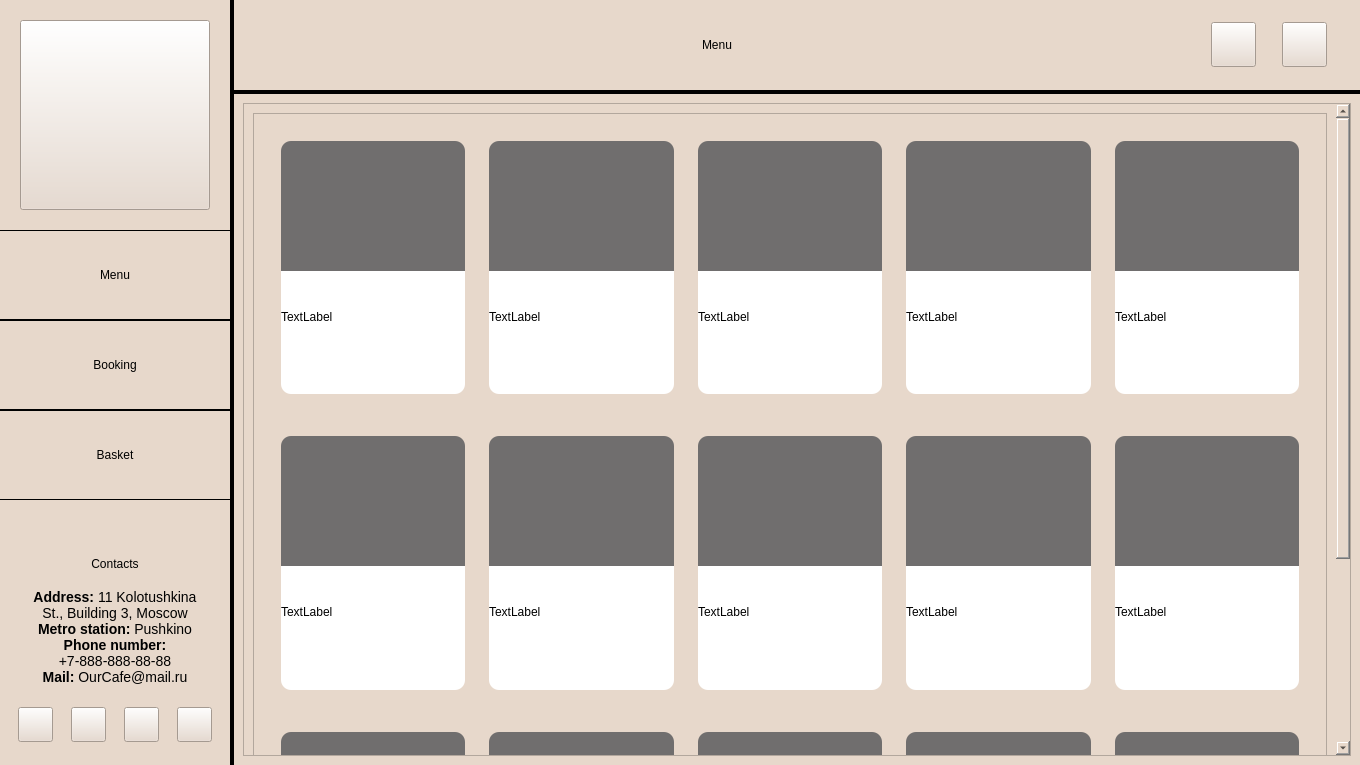
Before: the Qt Designer form application/menuwindow.ui in redm0unt/OurCafe, drawn with Qt 5.
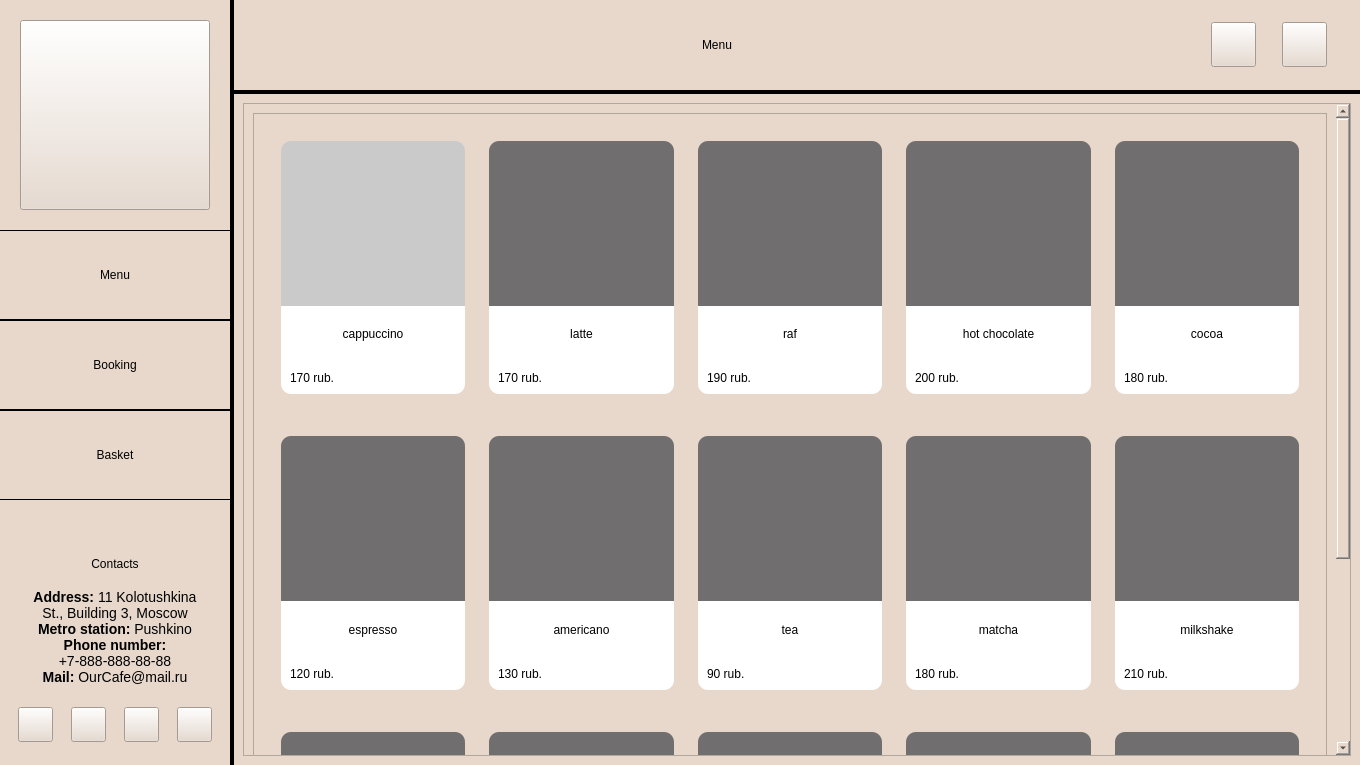
After: the same form once the commit is applied. Icons and pictures are not drawn.

Patch:
```diff
--- a/application/menuwindow.ui
+++ b/application/menuwindow.ui
@@ -923,11 +923,12 @@
                          <property name="minimumSize">
                           <size>
                            <width>0</width>
-                           <height>130</height>
+                           <height>165</height>
                           </size>
                          </property>
                          <property name="styleSheet">
-                          <string notr="true">background-color: rgb(112, 110, 110);
+                          <string notr="true">border-image: url(:/resources/resources/cappuccino.png);
+background-color: rgb(203,202,202);
 border-top-left-radius: 10px;
 border-top-right-radius: 10px;</string>
                          </property>
@@ -942,7 +943,10 @@
                           <string notr="true">background-color: rgb(255, 255, 255);</string>
                          </property>
                          <property name="text">
-                          <string>TextLabel</string>
+                          <string>cappuccino</string>
+                         </property>
+                         <property name="alignment">
+                          <set>Qt::AlignCenter</set>
                          </property>
                         </widget>
                        </item>
@@ -968,8 +972,15 @@
                          <layout class="QHBoxLayout" name="horizontalLayout_3">
                           <item>
                            <widget class="QLabel" name="space_3">
+                            <property name="styleSheet">
+                             <string notr="true">background-color: rgb(255, 255, 255);
+font: 600 9pt &quot;Segoe UI&quot;;</string>
+                            </property>
                             <property name="text">
-                             <string/>
+                             <string>170 rub.</string>
+                            </property>
+                            <property name="alignment">
+                             <set>Qt::AlignLeading|Qt::AlignLeft|Qt::AlignVCenter</set>
                             </property>
                            </widget>
                           </item>
@@ -1019,7 +1030,7 @@
                          <property name="minimumSize">
                           <size>
                            <width>0</width>
-                           <height>130</height>
+                           <height>165</height>
                           </size>
                          </property>
                          <property name="styleSheet">
@@ -1038,7 +1049,10 @@
                           <string notr="true">background-color: rgb(255, 255, 255);</string>
                          </property>
                          <property name="text">
-                          <string>TextLabel</string>
+                          <string>latte</string>
+                         </property>
+                         <property name="alignment">
+                          <set>Qt::AlignCenter</set>
                          </property>
                         </widget>
                        </item>
@@ -1064,8 +1078,15 @@
                          <layout class="QHBoxLayout" name="horizontalLayout_7">
                           <item>
                            <widget class="QLabel" name="space_7">
+                            <property name="styleSheet">
+                             <string notr="true">background-color: rgb(255, 255, 255);
+font: 600 9pt &quot;Segoe UI&quot;;</string>
+                            </property>
                             <property name="text">
-                             <string/>
+                             <string>170 rub.</string>
+                            </property>
+                            <property name="alignment">
+                             <set>Qt::AlignLeading|Qt::AlignLeft|Qt::AlignVCenter</set>
                             </property>
                            </widget>
                           </item>
@@ -1115,7 +1136,7 @@
                          <property name="minimumSize">
                           <size>
                            <width>0</width>
-                           <height>130</height>
+                           <height>165</height>
                           </size>
                          </property>
                          <property name="styleSheet">
@@ -1134,7 +1155,10 @@
                           <string notr="true">background-color: rgb(255, 255, 255);</string>
                          </property>
                          <property name="text">
-                          <string>TextLabel</string>
+                          <string>raf</string>
+                         </property>
+                         <property name="alignment">
+                          <set>Qt::AlignCenter</set>
                          </property>
                         </widget>
                        </item>
@@ -1160,8 +1184,15 @@
                          <layout class="QHBoxLayout" name="horizontalLayout_6">
                           <item>
                            <widget class="QLabel" name="space_6">
+                            <property name="styleSheet">
+                             <string notr="true">background-color: rgb(255, 255, 255);
+font: 600 9pt &quot;Segoe UI&quot;;</string>
+                            </property>
                             <property name="text">
-                             <string/>
+                             <string>190 rub.</string>
+                            </property>
+                            <property name="alignment">
+                             <set>Qt::AlignLeading|Qt::AlignLeft|Qt::AlignVCenter</set>
                             </property>
                            </widget>
                           </item>
@@ -1211,7 +1242,7 @@
                          <property name="minimumSize">
                           <size>
                            <width>0</width>
-                           <height>130</height>
+                           <height>165</height>
                           </size>
                          </property>
                          <property name="styleSheet">
@@ -1230,7 +1261,10 @@
                           <string notr="true">background-color: rgb(255, 255, 255);</string>
                          </property>
                          <property name="text">
-                          <string>TextLabel</string>
+                          <string>hot chocolate</string>
+                         </property>
+                         <property name="alignment">
+                          <set>Qt::AlignCenter</set>
                          </property>
                         </widget>
                        </item>
@@ -1256,8 +1290,15 @@
                          <layout class="QHBoxLayout" name="horizontalLayout_4">
                           <item>
                            <widget class="QLabel" name="space_4">
+                            <property name="styleSheet">
+                             <string notr="true">background-color: rgb(255, 255, 255);
+font: 600 9pt &quot;Segoe UI&quot;;</string>
+                            </property>
                             <property name="text">
-                             <string/>
+                             <string>200 rub.</string>
+                            </property>
+                            <property name="alignment">
+                             <set>Qt::AlignLeading|Qt::AlignLeft|Qt::AlignVCenter</set>
                             </property>
                            </widget>
                           </item>
@@ -1307,7 +1348,7 @@
                          <property name="minimumSize">
                           <size>
                            <width>0</width>
-                           <height>130</height>
+                           <height>165</height>
                           </size>
                          </property>
                          <property name="styleSheet">
@@ -1326,7 +1367,10 @@
                           <string notr="true">background-color: rgb(255, 255, 255);</string>
                          </property>
                          <property name="text">
-                          <string>TextLabel</string>
+                          <string>cocoa</string>
+                         </property>
+                         <property name="alignment">
+                          <set>Qt::AlignCenter</set>
                          </property>
                         </widget>
                        </item>
@@ -1352,8 +1396,15 @@
                          <layout class="QHBoxLayout" name="horizontalLayout_5">
                           <item>
                            <widget class="QLabel" name="space_5">
+                            <property name="styleSheet">
+                             <string notr="true">background-color: rgb(255, 255, 255);
+font: 600 9pt &quot;Segoe UI&quot;;</string>
+                            </property>
                             <property name="text">
-                             <string/>
+                             <string>180 rub.</string>
+                            </property>
+                            <property name="alignment">
+                             <set>Qt::AlignLeading|Qt::AlignLeft|Qt::AlignVCenter</set>
                             </property>
                            </widget>
                           </item>
@@ -1409,7 +1460,7 @@
                          <property name="minimumSize">
                           <size>
                            <width>0</width>
-                           <height>130</height>
+                           <height>165</height>
                           </size>
                          </property>
                          <property name="styleSheet">
@@ -1428,7 +1479,10 @@
                           <string notr="true">background-color: rgb(255, 255, 255);</string>
                          </property>
                          <property name="text">
-                          <string>TextLabel</string>
+                          <string>espresso</string>
+                         </property>
+                         <property name="alignment">
+                          <set>Qt::AlignCenter</set>
                          </property>
                         </widget>
                        </item>
@@ -1454,8 +1508,15 @@
                          <layout class="QHBoxLayout" name="horizontalLayout_8">
                           <item>
                            <widget class="QLabel" name="space_8">
+                            <property name="styleSheet">
+                             <string notr="true">background-color: rgb(255, 255, 255);
+font: 600 9pt &quot;Segoe UI&quot;;</string>
+                            </property>
                             <property name="text">
-                             <string/>
+                             <string>120 rub.</string>
+                            </property>
+                            <property name="alignment">
+                             <set>Qt::AlignLeading|Qt::AlignLeft|Qt::AlignVCenter</set>
                             </property>
                            </widget>
                           </item>
@@ -1505,7 +1566,7 @@
                          <property name="minimumSize">
                           <size>
                            <width>0</width>
-                           <height>130</height>
+                           <height>165</height>
                           </size>
                          </property>
                          <property name="styleSheet">
@@ -1524,7 +1585,10 @@
                           <string notr="true">background-color: rgb(255, 255, 255);</string>
                          </property>
                          <property name="text">
-                          <string>TextLabel</string>
+                          <string>americano</string>
+                         </property>
+                         <property name="alignment">
+                          <set>Qt::AlignCenter</set>
                          </property>
                         </widget>
                        </item>
@@ -1550,8 +1614,16 @@
                          <layout class="QHBoxLayout" name="horizontalLayout_9">
                           <item>
                            <widget class="QLabel" name="space_9">
+                            <property name="styleSheet">
+                             <string notr="true">background-color: rgb(255, 255, 255);
+font: 600 9pt &quot;Segoe UI&quot;;
+</string>
+                            </property>
                             <property name="text">
-                             <string/>
+                             <string>130 rub.</string>
+                            </property>
+                            <property name="alignment">
+                             <set>Qt::AlignLeading|Qt::AlignLeft|Qt::AlignVCenter</set>
                             </property>
                            </widget>
                           </item>
@@ -1601,7 +1673,7 @@
                          <property name="minimumSize">
                           <size>
                            <width>0</width>
-                           <height>130</height>
+                           <height>165</height>
                           </size>
                          </property>
                          <property name="styleSheet">
@@ -1620,7 +1692,10 @@
                           <string notr="true">background-color: rgb(255, 255, 255);</string>
                          </property>
                          <property name="text">
-                          <string>TextLabel</string>
+                          <string>tea</string>
+                         </property>
+                         <property name="alignment">
+                          <set>Qt::AlignCenter</set>
                          </property>
                         </widget>
                        </item>
@@ -1646,8 +1721,15 @@
                          <layout class="QHBoxLayout" name="horizontalLayout_10">
                           <item>
                            <widget class="QLabel" name="space_10">
+                            <property name="styleSheet">
+                             <string notr="true">background-color: rgb(255, 255, 255);
+font: 600 9pt &quot;Segoe UI&quot;;</string>
+                            </property>
                             <property name="text">
-                             <string/>
+                             <string>90 rub.</string>
+                            </property>
+                            <property name="alignment">
+                             <set>Qt::AlignLeading|Qt::AlignLeft|Qt::AlignVCenter</set>
                             </property>
                            </widget>
                           </item>
@@ -1697,7 +1779,7 @@
                          <property name="minimumSize">
                           <size>
                            <width>0</width>
-                           <height>130</height>
+                           <height>165</height>
                           </size>
                          </property>
                          <property name="styleSheet">
@@ -1716,7 +1798,10 @@
                           <string notr="true">background-color: rgb(255, 255, 255);</string>
                          </property>
                          <property name="text">
-                          <string>TextLabel</string>
+                          <string>matcha</string>
+                         </property>
+                         <property name="alignment">
+                          <set>Qt::AlignCenter</set>
                          </property>
                         </widget>
                        </item>
@@ -1742,8 +1827,15 @@
                          <layout class="QHBoxLayout" name="horizontalLayout_11">
                           <item>
                            <widget class="QLabel" name="space_11">
+                            <property name="styleSheet">
+                             <string notr="true">background-color: rgb(255, 255, 255);
+font: 600 9pt &quot;Segoe UI&quot;;</string>
+                            </property>
                             <property name="text">
-                             <string/>
+                             <string>180 rub.</string>
+                            </property>
+                            <property name="alignment">
+                             <set>Qt::AlignLeading|Qt::AlignLeft|Qt::AlignVCenter</set>
                             </property>
                            </widget>
                           </item>
@@ -1793,7 +1885,7 @@
                          <property name="minimumSize">
                           <size>
                            <width>0</width>
-                           <height>130</height>
+                           <height>165</height>
                           </size>
                          </property>
                          <property name="styleSheet">
@@ -1812,7 +1904,10 @@
                           <string notr="true">background-color: rgb(255, 255, 255);</string>
                          </property>
                          <property name="text">
-                          <string>TextLabel</string>
+                          <string>milkshake</string>
+                         </property>
+                         <property name="alignment">
+                          <set>Qt::AlignCenter</set>
                          </property>
                         </widget>
                        </item>
@@ -1838,8 +1933,15 @@
                          <layout class="QHBoxLayout" name="horizontalLayout_12">
                           <item>
                            <widget class="QLabel" name="space_12">
+                            <property name="styleSheet">
+                             <string notr="true">background-color: rgb(255, 255, 255);
+font: 600 9pt &quot;Segoe UI&quot;;</string>
+                            </property>
                             <property name="text">
-                             <string/>
+                             <string>210 rub.</string>
+                            </property>
+                            <property name="alignment">
+                             <set>Qt::AlignLeading|Qt::AlignLeft|Qt::AlignVCenter</set>
                             </property>
                            </widget>
                           </item>
```
Left out of the diff: 151 changed lines with no effect on the pictures.
